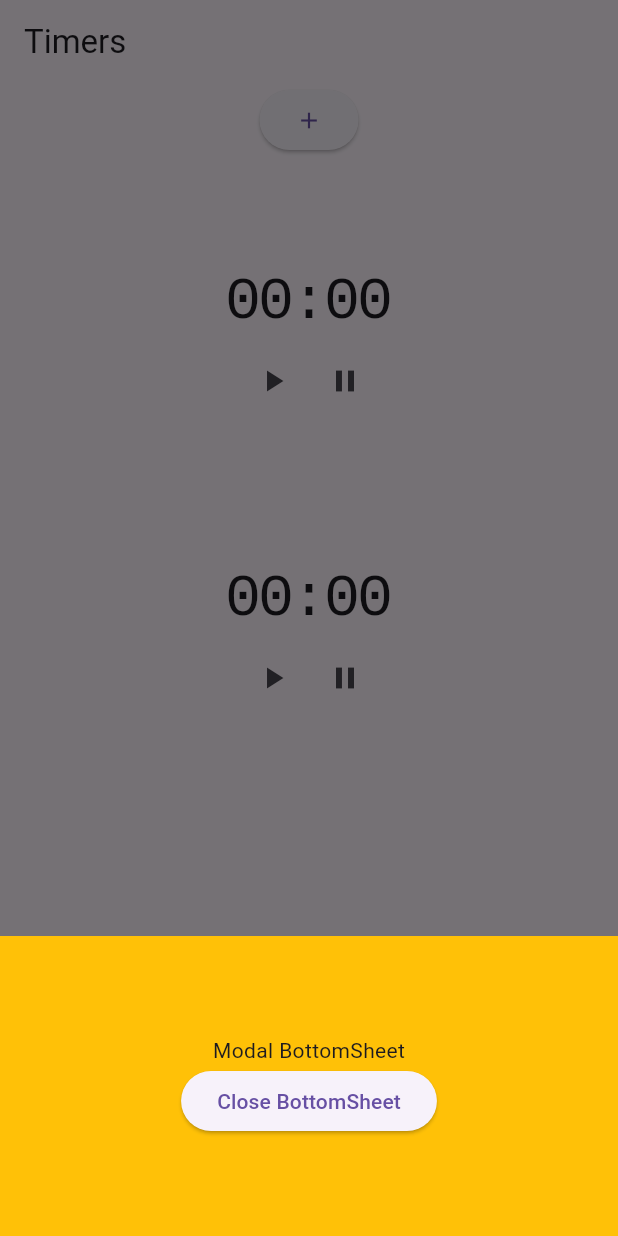
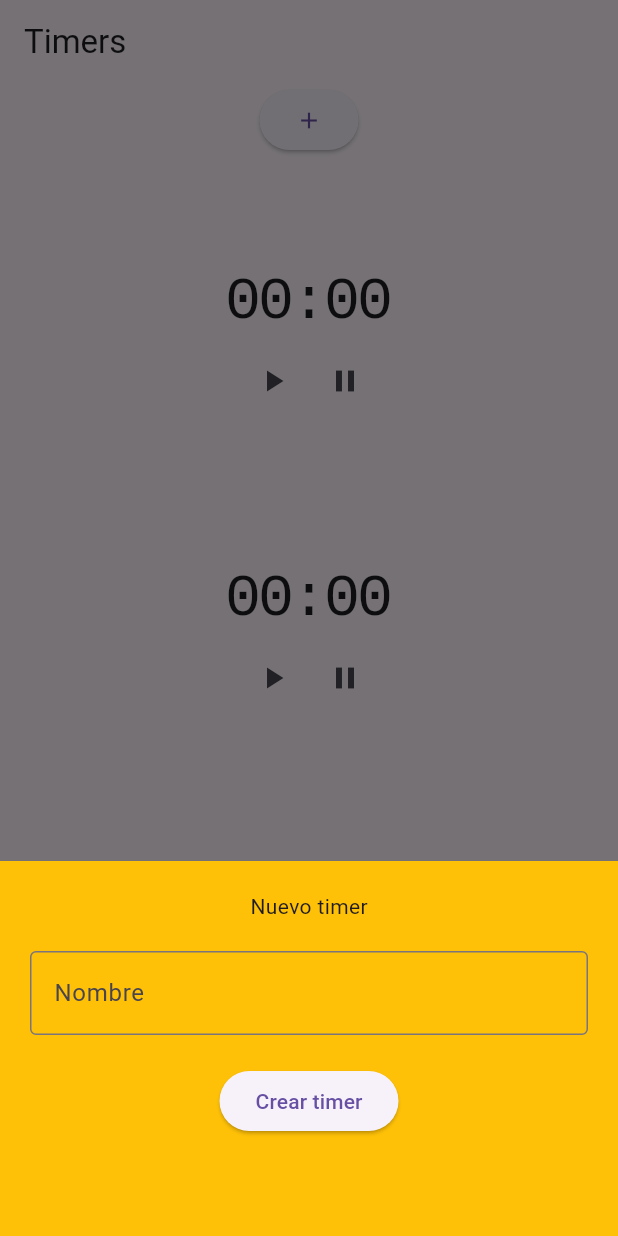
Before and after one commit to 10Pines/bonsai-equipo-estrellita, a Flutter app: the screen it shows after launch, after a tap on the "add" icon, on a phone screen of 412 x 824 dp. Run offline on Flutter 3.47's test engine with Material 3 defaults, Android fonts, the light colour scheme and no system bars; our stand-ins replace audioplayers.

Commit message:
Crear un nuevo timer siempre crea uno con 20 segundos de límite

```diff
--- a/lib/add_timer_button.dart
+++ b/lib/add_timer_button.dart
@@ -1,7 +1,11 @@
 import 'package:flutter/material.dart';
 
+import 'new_timer_form.dart';
+
 class AddTimerButton extends StatelessWidget {
-  const AddTimerButton({super.key});
+  final Function addTimer;
+
+  const AddTimerButton({super.key, required this.addTimer});
 
   @override
   Widget build(BuildContext context) {
@@ -12,20 +16,10 @@ class AddTimerButton extends StatelessWidget {
           context: context,
           builder: (BuildContext context) {
             return Container(
-              height: 200,
+              height: 250,
               color: Colors.amber,
               child: Center(
-                child: Column(
-                  mainAxisAlignment: MainAxisAlignment.center,
-                  mainAxisSize: MainAxisSize.min,
-                  children: <Widget>[
-                    const Text('Modal BottomSheet'),
-                    ElevatedButton(
-                      child: const Text('Close BottomSheet'),
-                      onPressed: () => Navigator.pop(context),
-                    ),
-                  ],
-                ),
+                child: NewTimerForm(addTimer: addTimer,),
               ),
             );
           },
--- /dev/null
+++ b/lib/new_timer_form.dart
@@ -0,0 +1,59 @@
+import 'package:flutter/material.dart';
+
+class NewTimerForm extends StatefulWidget {
+  final Function addTimer;
+
+  const NewTimerForm({super.key, required this.addTimer});
+
+  @override
+  NewTimerFormState createState() {
+    return NewTimerFormState();
+  }
+}
+
+class NewTimerFormState extends State<NewTimerForm> {
+  final _formKey = GlobalKey<FormState>();
+
+  @override
+  Widget build(BuildContext context) {
+    return Form(
+      key: _formKey,
+      child: Padding(
+        padding: const EdgeInsets.all(20.0),
+        child: Column(
+          children: [
+            const Text('Nuevo timer'),
+            Padding(
+              padding: const EdgeInsets.only(top: 20.0, bottom: 20.0),
+              child: TextFormField(
+                decoration: const InputDecoration(
+                  border: OutlineInputBorder(),
+                  hintText: 'Nombre',
+                ),
+                validator: (value) {
+                  if (value == null || value.isEmpty) {
+                    return 'Please enter some text';
+                  }
+                  return null;
+                },
+              ),
+            ),
+            ElevatedButton(
+              onPressed: () {
+                if (_formKey.currentState!.validate()) {
+                  ScaffoldMessenger.of(context).showSnackBar(
+                    const SnackBar(content: Text('Nuevo timer agregado')),
+                  );
+                  const timer = { 'limit': 20 };
+                  widget.addTimer(timer);
+                  Navigator.pop(context);
+                }
+              },
+              child: const Text('Crear timer'),
+            ),
+          ],
+        ),
+      ),
+    );
+  }
+}
--- a/lib/timers_view.dart
+++ b/lib/timers_view.dart
@@ -22,12 +22,18 @@ class _TimersViewState extends State<TimersView> {
     timers.add(otroTimer);
   }
 
+  void addTimer(timer) {
+    setState(() {
+      timers.add(timer);
+    });
+  }
+
   @override
   Widget build(BuildContext context){
     return SafeArea(
       child: Column(
         children: [
-          const AddTimerButton(),
+          AddTimerButton(addTimer: addTimer),
           ListView(
             shrinkWrap: true,
             children: [
```
